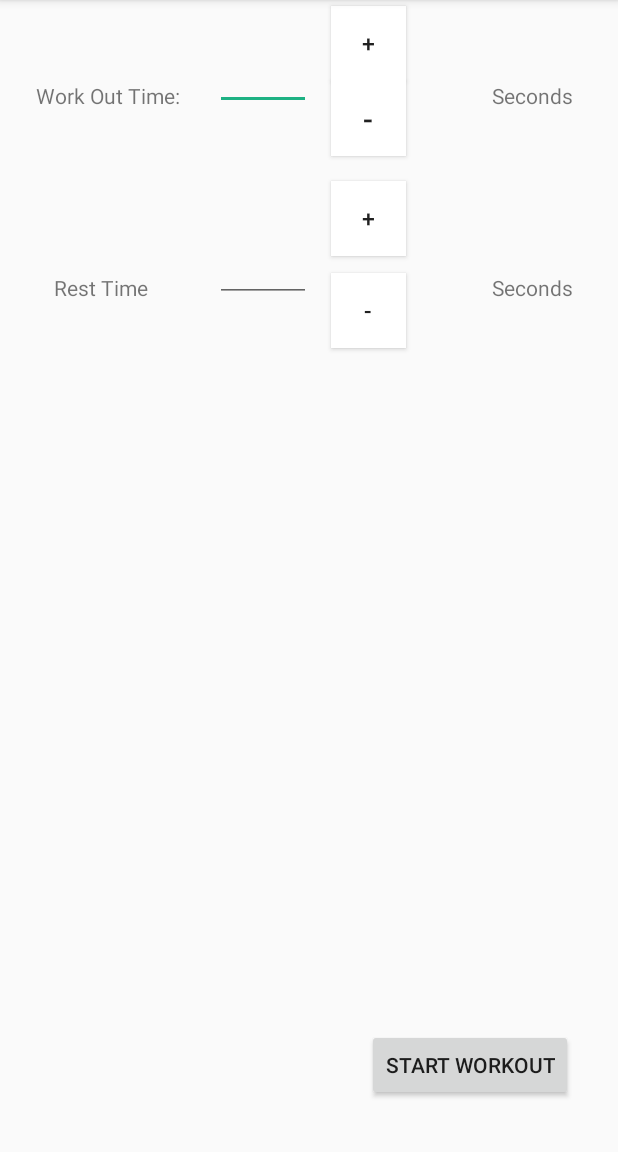
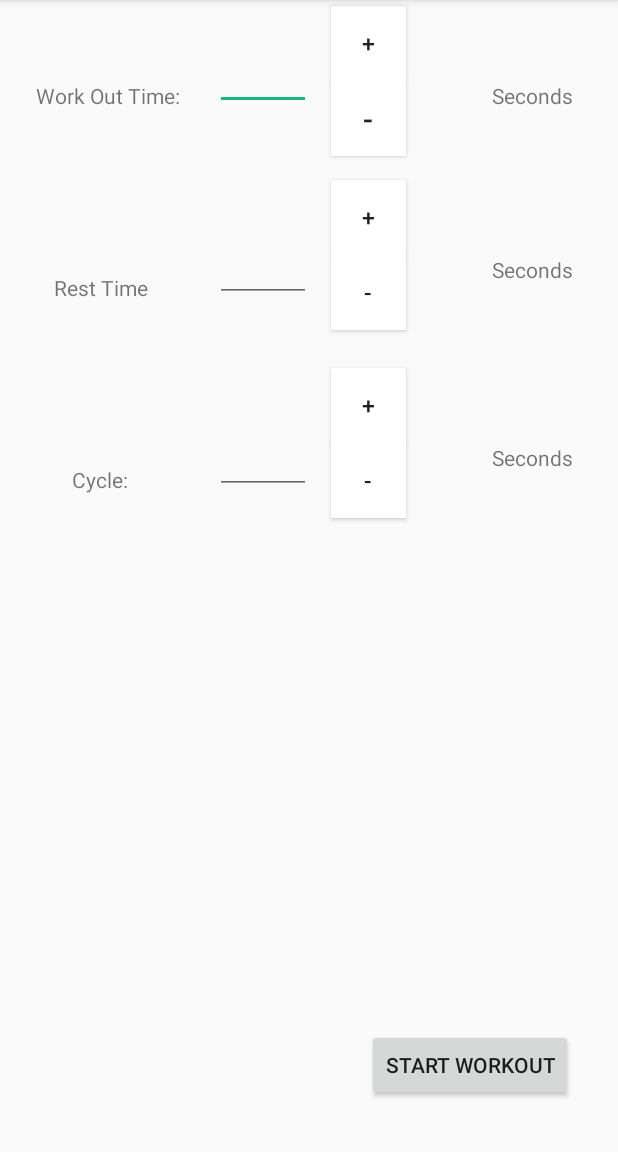
Before and after one commit to Deep297/hackthenorth, an Android app: the screen it shows after launch once a user with an empty profile is signed in (MainActivity), on a phone screen of 412 x 824 dp, the part 84-1236 px from its top. Run offline under Robolectric (Android 15) with nearby library versions, the phone set to English and light mode, and no system bars; our stand-ins replace Firebase (no records; nobody signed in at launch, a user with empty details on screens opened directly); 2 statements that could not run were skipped.

Commit message:
Included option to add cycle number

```diff
--- a/app/src/main/java/project/hackthenorth/com/hackthenorth/MainActivity.java
+++ b/app/src/main/java/project/hackthenorth/com/hackthenorth/MainActivity.java
@@ -20,8 +20,8 @@ import java.util.ArrayList;
 import java.util.List;
 
 public class MainActivity extends AppCompatActivity {
-    EditText inputWorkOutTime, inputRestTime;
-    Button plusButtonForWorkOutTime, plusButtonForRestTime, minusButtonForWorkOutTime, minusButtonForRestTime;
+    EditText inputWorkOutTime, inputRestTime, inputCycleTime;
+    Button plusButtonForWorkOutTime, plusButtonForRestTime, minusButtonForWorkOutTime, minusButtonForRestTime, plusCycle, minusCycle;
 
     @Override
     protected void onCreate(Bundle savedInstanceState) {
@@ -30,14 +30,15 @@ public class MainActivity extends AppCompatActivity {
 
         inputWorkOutTime = (EditText)findViewById(R.id.inputWorkOutTime);
         inputRestTime = (EditText)findViewById(R.id.inputRestTime);
+        inputCycleTime = (EditText)findViewById(R.id.inputCycleTime);
 
         plusButtonForRestTime = (Button)findViewById(R.id.plusButtonForRest);
         plusButtonForWorkOutTime = (Button)findViewById(R.id.plusButtonForWorkOut);
         minusButtonForRestTime = (Button)findViewById(R.id.minusButtonForRest);
         minusButtonForWorkOutTime = (Button)findViewById(R.id.minusButtonForWorkOut);
 
-        if (inputWorkOutTime.getText().toString().equals("0")||inputRestTime.getText().toString().equals("0")){
-            Toast.makeText(MainActivity.this, "Invalid Time!", Toast.LENGTH_LONG).show();
+        if (inputWorkOutTime.getText().toString().equals("0")||inputRestTime.getText().toString().equals("0")||inputCycleTime.getText().toString().equals("0")){
+            Toast.makeText(MainActivity.this, "Invalid Time or Cycle!", Toast.LENGTH_LONG).show();
 
         }
 
@@ -107,6 +108,38 @@ public class MainActivity extends AppCompatActivity {
             }
         });
 
+        plusCycle.setOnClickListener(new View.OnClickListener() {
+            @Override
+            public void onClick(View view) {
+                if (inputCycleTime.getText().toString().equals("")||(!inputCycleTime.getText().toString().equals("")&&Integer.valueOf(inputCycleTime.getText().toString())<2)){
+                    Toast.makeText(MainActivity.this, "Invalid Cycle Number!", Toast.LENGTH_LONG).show();
+
+                }
+                else {
+                    int cycleTime = Integer.valueOf(inputCycleTime.getText().toString());
+                    cycleTime= cycleTime+1;
+                    inputCycleTime.setText(Integer.toString(cycleTime));
+                }
+            }
+        });
+
+        minusCycle.setOnClickListener(new View.OnClickListener() {
+            @Override
+            public void onClick(View view) {
+                if (inputCycleTime.getText().toString().equals("")||(!inputCycleTime.getText().toString().equals("")&&Integer.valueOf(inputCycleTime.getText().toString())<2)){
+                    Toast.makeText(MainActivity.this, "Invalid Cycle Number!", Toast.LENGTH_LONG).show();
+
+                }
+                else {
+                    int cycleTime = Integer.valueOf(inputCycleTime.getText().toString());
+                    cycleTime= cycleTime-1;
+                    inputCycleTime.setText(Integer.toString(cycleTime));
+                }
+            }
+        });
+
+
+
         Button startWorkout = (Button)findViewById(R.id.button2);
         startWorkout.setOnClickListener(new View.OnClickListener() {
             @Override
--- a/app/src/main/res/layout/activity_main.xml
+++ b/app/src/main/res/layout/activity_main.xml
@@ -5,6 +5,15 @@
     android:layout_width="match_parent"
     android:layout_height="match_parent"
     tools:context="project.hackthenorth.com.hackthenorth.MainActivity">
+
+    <TextView
+        android:id="@+id/textView4"
+        android:layout_width="wrap_content"
+        android:layout_height="wrap_content"
+        android:text="Seconds"
+        android:layout_alignTop="@+id/minuCycleTime"
+        android:layout_alignLeft="@+id/textView"
+        android:layout_alignStart="@+id/textView" />
 
     <TextView
         android:id="@+id/textView"
@@ -66,11 +75,11 @@
         android:layout_width="wrap_content"
         android:layout_height="wrap_content"
         android:text="Seconds"
+        android:id="@+id/textView2"
+        android:layout_alignBaseline="@+id/inputRestTime"
         android:layout_alignBottom="@+id/inputRestTime"
-        android:layout_alignLeft="@+id/textView"
-        android:layout_alignStart="@+id/textView"
-        android:layout_alignTop="@+id/restText"
-        android:id="@+id/textView2" />
+        android:layout_alignLeft="@+id/textView4"
+        android:layout_alignStart="@+id/textView4" />
 
     <Button
         android:layout_width="50dp"
@@ -105,8 +114,7 @@
         android:text="+"
         android:layout_above="@+id/textView2"
         android:layout_alignLeft="@+id/minusButtonForWorkOut"
-        android:layout_alignStart="@+id/minusButtonForWorkOut"
-        android:layout_marginBottom="11dp" />
+        android:layout_alignStart="@+id/minusButtonForWorkOut" />
 
     <Button
         android:layout_width="50dp"
@@ -129,4 +137,50 @@
         android:layout_marginBottom="34dp"
         android:text="Start Workout" />
 
+    <TextView
+        android:layout_width="wrap_content"
+        android:layout_height="wrap_content"
+        android:id="@+id/cycleText"
+        android:text="Cycle:"
+        android:layout_marginTop="90dp"
+        android:layout_below="@+id/minusButtonForRest"
+        android:layout_alignLeft="@+id/restText"
+        android:layout_alignStart="@+id/restText"
+        android:layout_marginLeft="12dp"
+        android:layout_marginStart="12dp" />
+
+    <EditText
+        android:layout_width="wrap_content"
+        android:layout_height="wrap_content"
+        android:ems="3"
+        android:layout_alignBottom="@+id/cycleText"
+        android:layout_alignLeft="@+id/inputRestTime"
+        android:layout_alignStart="@+id/inputRestTime"
+        android:id="@+id/inputCycleTime" />
+
+    <Button
+        android:layout_width="50dp"
+        android:layout_height="50dp"
+        android:id="@+id/plusButtonForCycle"
+        android:background="#ffffff"
+        android:text="+"
+        android:textSize="15dp"
+        android:layout_above="@+id/minuCycleTime"
+        android:layout_alignLeft="@+id/minusButtonForRest"
+        android:layout_alignStart="@+id/minusButtonForRest" />
+
+    <Button
+        android:layout_width="50dp"
+        android:layout_height="50dp"
+        android:background="#ffffff"
+        android:text="-"
+        android:textSize="15dp"
+        android:layout_alignBaseline="@+id/cycleText"
+        android:layout_alignBottom="@+id/cycleText"
+        android:layout_alignLeft="@+id/plusButtonForCycle"
+        android:layout_alignStart="@+id/plusButtonForCycle"
+        android:id="@+id/minuCycleTime"
+        android:layout_alignRight="@+id/plusButtonForCycle"
+        android:layout_alignEnd="@+id/plusButtonForCycle" />
+
 </RelativeLayout>
```
